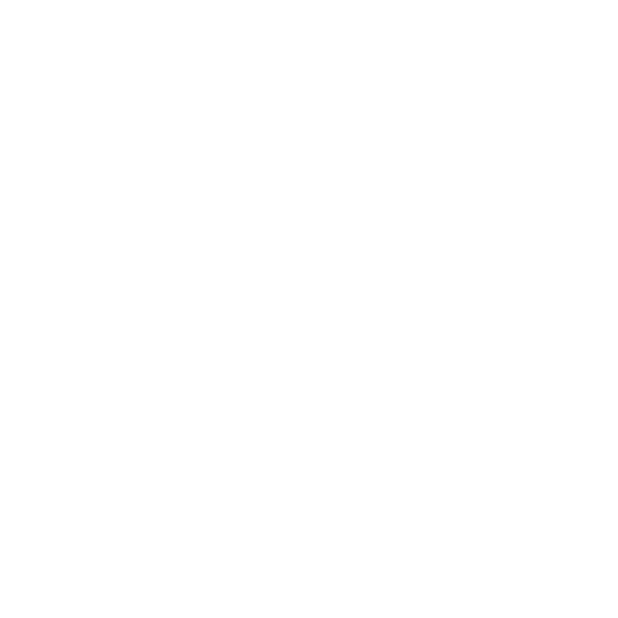
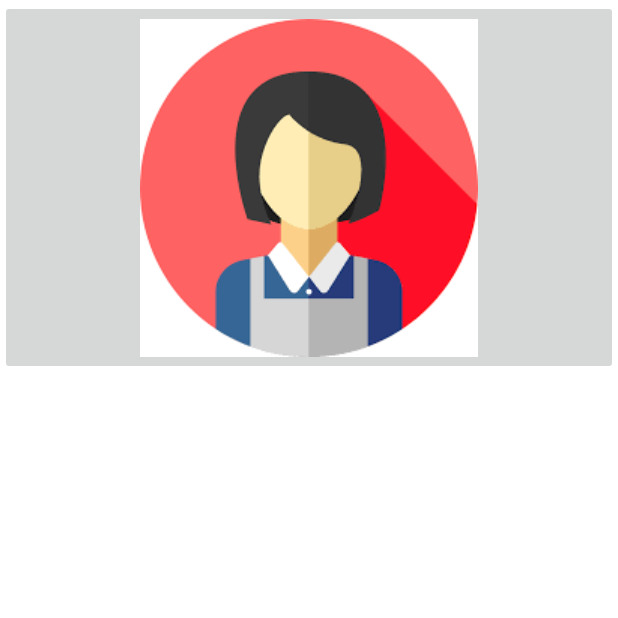
Before and after one commit to sawepeter/HornTech, an Android app: the Home screen opened directly, with no data from a screen before it, on a phone screen of 412 x 824 dp, the top half of it. Before the commit the part shown is empty. Run offline under Robolectric (Android 15) with nearby library versions, the phone set to English and light mode, and no system bars.

Commit message:
lets code :hammer:

```diff
--- a/app/src/main/res/layout/activity_home.xml
+++ b/app/src/main/res/layout/activity_home.xml
@@ -22,6 +22,11 @@
             app:layout_scrollFlags="scroll|exitUntilCollapsed"
             android:layout_height="250dp">
 
+            <ImageButton
+                android:layout_width="match_parent"
+                android:layout_height="250dp"
+                android:src="@drawable/driver3"/>
+
         </android.support.design.widget.CollapsingToolbarLayout>
 
     </android.support.design.widget.AppBarLayout>
```
Also changed, not shown: app/src/main/res/drawable/collapsing.jpg (added).
